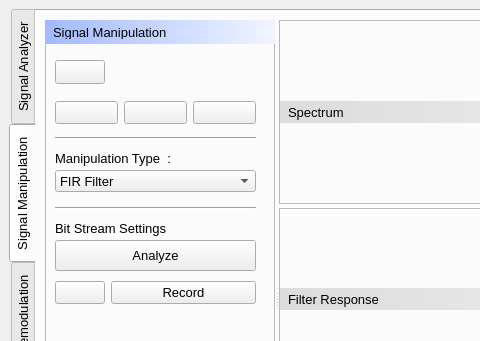
Before: the Qt Designer form mainwindow.ui in vahidbahramian/Offline, drawn with Qt 5; both pictures show x 0 to 480 and y 0 to 341 of the 1070 by 600 pixel window.
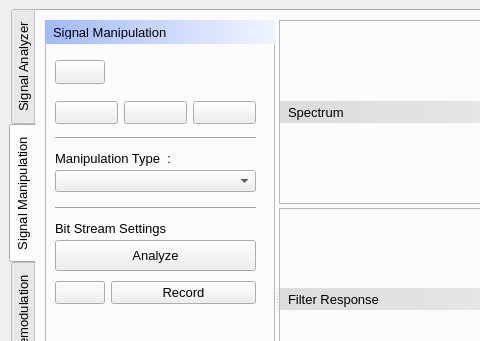
After: the same form once the commit is applied. The open tabs and pages were chosen to show the change. Icons and pictures are not drawn.

```diff
--- a/mainwindow.ui
+++ b/mainwindow.ui
@@ -562,16 +562,6 @@
               <height>22</height>
              </rect>
             </property>
-            <item>
-             <property name="text">
-              <string>FIR Filter</string>
-             </property>
-            </item>
-            <item>
-             <property name="text">
-              <string>IIR Filter</string>
-             </property>
-            </item>
            </widget>
            <widget class="Line" name="line_8">
             <property name="geometry">
```
Left out of the diff: 18 changed lines with no effect on the pictures.
